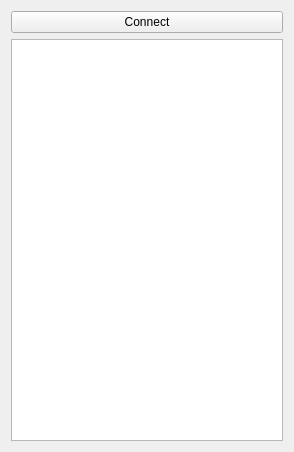
First picture: the form in AndroidTCP/widget.ui, repository EEL7323/batata, before the edit.
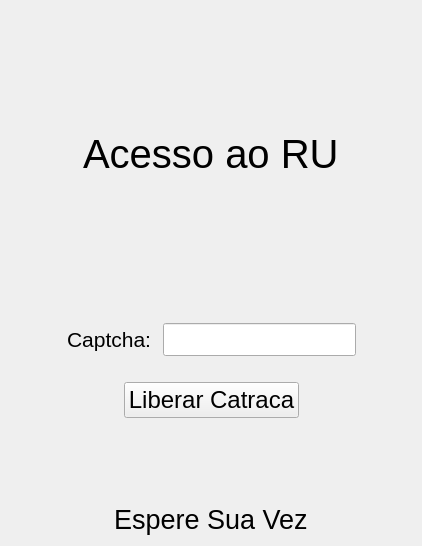
Second picture: the form after the edit.

Diff of the .ui file:
```diff
--- a/AndroidTCP/widget.ui
+++ b/AndroidTCP/widget.ui
@@ -6,8 +6,8 @@
    <rect>
     <x>0</x>
     <y>0</y>
-    <width>294</width>
-    <height>452</height>
+    <width>422</width>
+    <height>458</height>
    </rect>
   </property>
   <property name="windowTitle">
@@ -15,14 +15,266 @@
   </property>
   <layout class="QVBoxLayout" name="verticalLayout">
    <item>
-    <widget class="QPushButton" name="connect">
-     <property name="text">
-      <string>Connect</string>
+    <spacer name="verticalSpacer">
+     <property name="orientation">
+      <enum>Qt::Vertical</enum>
      </property>
-    </widget>
+     <property name="sizeType">
+      <enum>QSizePolicy::Fixed</enum>
+     </property>
+     <property name="sizeHint" stdset="0">
+      <size>
+       <width>20</width>
+       <height>120</height>
+      </size>
+     </property>
+    </spacer>
    </item>
    <item>
-    <widget class="QListWidget" name="listWidget"/>
+    <layout class="QHBoxLayout" name="horizontalLayout_4">
+     <item>
+      <spacer name="horizontalSpacer_8">
+       <property name="orientation">
+        <enum>Qt::Horizontal</enum>
+       </property>
+       <property name="sizeHint" stdset="0">
+        <size>
+         <width>40</width>
+         <height>20</height>
+        </size>
+       </property>
+      </spacer>
+     </item>
+     <item>
+      <widget class="QLabel" name="label">
+       <property name="font">
+        <font>
+         <pointsize>30</pointsize>
+         <stylestrategy>PreferAntialias</stylestrategy>
+         <kerning>true</kerning>
+        </font>
+       </property>
+       <property name="text">
+        <string>Acesso ao RU</string>
+       </property>
+      </widget>
+     </item>
+     <item>
+      <spacer name="horizontalSpacer_7">
+       <property name="orientation">
+        <enum>Qt::Horizontal</enum>
+       </property>
+       <property name="sizeHint" stdset="0">
+        <size>
+         <width>40</width>
+         <height>20</height>
+        </size>
+       </property>
+      </spacer>
+     </item>
+    </layout>
+   </item>
+   <item>
+    <spacer name="verticalSpacer_5">
+     <property name="orientation">
+      <enum>Qt::Vertical</enum>
+     </property>
+     <property name="sizeType">
+      <enum>QSizePolicy::Fixed</enum>
+     </property>
+     <property name="sizeHint" stdset="0">
+      <size>
+       <width>20</width>
+       <height>140</height>
+      </size>
+     </property>
+    </spacer>
+   </item>
+   <item>
+    <layout class="QHBoxLayout" name="horizontalLayout">
+     <item>
+      <spacer name="horizontalSpacer_5">
+       <property name="orientation">
+        <enum>Qt::Horizontal</enum>
+       </property>
+       <property name="sizeHint" stdset="0">
+        <size>
+         <width>40</width>
+         <height>20</height>
+        </size>
+       </property>
+      </spacer>
+     </item>
+     <item>
+      <widget class="QLabel" name="captcha_label">
+       <property name="font">
+        <font>
+         <pointsize>16</pointsize>
+        </font>
+       </property>
+       <property name="text">
+        <string>Captcha: </string>
+       </property>
+      </widget>
+     </item>
+     <item>
+      <widget class="QLineEdit" name="captcha_field">
+       <property name="font">
+        <font>
+         <pointsize>16</pointsize>
+        </font>
+       </property>
+      </widget>
+     </item>
+     <item>
+      <spacer name="horizontalSpacer_6">
+       <property name="orientation">
+        <enum>Qt::Horizontal</enum>
+       </property>
+       <property name="sizeHint" stdset="0">
+        <size>
+         <width>40</width>
+         <height>20</height>
+        </size>
+       </property>
+      </spacer>
+     </item>
+    </layout>
+   </item>
+   <item>
+    <spacer name="verticalSpacer_3">
+     <property name="orientation">
+      <enum>Qt::Vertical</enum>
+     </property>
+     <property name="sizeType">
+      <enum>QSizePolicy::Fixed</enum>
+     </property>
+     <property name="sizeHint" stdset="0">
+      <size>
+       <width>20</width>
+       <height>20</height>
+      </size>
+     </property>
+    </spacer>
+   </item>
+   <item>
+    <layout class="QHBoxLayout" name="horizontalLayout_2">
+     <item>
+      <spacer name="horizontalSpacer">
+       <property name="orientation">
+        <enum>Qt::Horizontal</enum>
+       </property>
+       <property name="sizeHint" stdset="0">
+        <size>
+         <width>40</width>
+         <height>20</height>
+        </size>
+       </property>
+      </spacer>
+     </item>
+     <item>
+      <widget class="QPushButton" name="connect">
+       <property name="sizePolicy">
+        <sizepolicy hsizetype="Minimum" vsizetype="Minimum">
+         <horstretch>0</horstretch>
+         <verstretch>0</verstretch>
+        </sizepolicy>
+       </property>
+       <property name="font">
+        <font>
+         <pointsize>18</pointsize>
+        </font>
+       </property>
+       <property name="text">
+        <string>Liberar Catraca</string>
+       </property>
+      </widget>
+     </item>
+     <item>
+      <spacer name="horizontalSpacer_2">
+       <property name="orientation">
+        <enum>Qt::Horizontal</enum>
+       </property>
+       <property name="sizeHint" stdset="0">
+        <size>
+         <width>40</width>
+         <height>20</height>
+        </size>
+       </property>
+      </spacer>
+     </item>
+    </layout>
+   </item>
+   <item>
+    <spacer name="verticalSpacer_4">
+     <property name="orientation">
+      <enum>Qt::Vertical</enum>
+     </property>
+     <property name="sizeType">
+      <enum>QSizePolicy::Fixed</enum>
+     </property>
+     <property name="sizeHint" stdset="0">
+      <size>
+       <width>20</width>
+       <height>80</height>
+      </size>
+     </property>
+    </spacer>
+   </item>
+   <item>
+    <layout class="QHBoxLayout" name="horizontalLayout_3">
+     <item>
+      <spacer name="horizontalSpacer_3">
+       <property name="orientation">
+        <enum>Qt::Horizontal</enum>
+       </property>
+       <property name="sizeHint" stdset="0">
+        <size>
+         <width>40</width>
+         <height>20</height>
+        </size>
+       </property>
+      </spacer>
+     </item>
+     <item>
+      <widget class="QLabel" name="status">
+       <property name="font">
+        <font>
+         <pointsize>20</pointsize>
+        </font>
+       </property>
+       <property name="text">
+        <string>Espere Sua Vez</string>
+       </property>
+      </widget>
+     </item>
+     <item>
+      <spacer name="horizontalSpacer_4">
+       <property name="orientation">
+        <enum>Qt::Horizontal</enum>
+       </property>
+       <property name="sizeHint" stdset="0">
+        <size>
+         <width>40</width>
+         <height>20</height>
+        </size>
+       </property>
+      </spacer>
+     </item>
+    </layout>
+   </item>
+   <item>
+    <spacer name="verticalSpacer_2">
+     <property name="orientation">
+      <enum>Qt::Vertical</enum>
+     </property>
+     <property name="sizeHint" stdset="0">
+      <size>
+       <width>20</width>
+       <height>40</height>
+      </size>
+     </property>
+    </spacer>
    </item>
   </layout>
  </widget>
```
